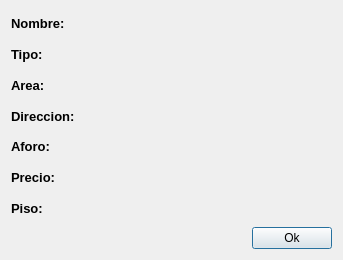
This is verMas.ui in joisRomero/SistemaDeEventos as Qt 5 draws it before an edit. The edited form follows.
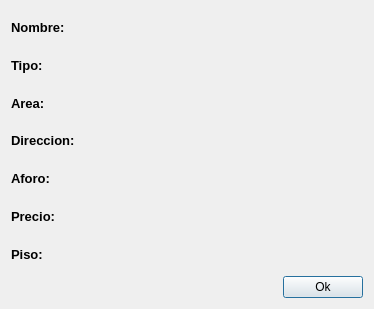
This is the edited form.

Diff of the .ui file:
```diff
--- a/verMas.ui
+++ b/verMas.ui
@@ -6,8 +6,8 @@
    <rect>
     <x>0</x>
     <y>0</y>
-    <width>343</width>
-    <height>260</height>
+    <width>374</width>
+    <height>309</height>
    </rect>
   </property>
   <property name="windowTitle">
```
